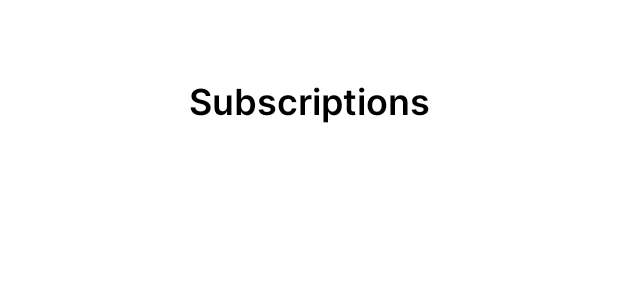
After one commit to karateka-git/subscriptions-manager, an Android app: the layout fragment_subscriptions_list.xml on its own in the app's theme, with its tools: preview values and no code run, on a phone screen of 412 x 824 dp. The commit adds this screen. Shown: the top 300 px of the screen. Run offline under Robolectric (Android 15) with nearby library versions, the phone set to English and light mode, and no system bars.

Commit message:
added fonts

```diff
--- a/app/app/src/main/java/com/vlatrof/subscriptionsmanager/presentation/screens/subscriptionslist/SubscriptionsListFragment.kt
+++ b/app/app/src/main/java/com/vlatrof/subscriptionsmanager/presentation/screens/subscriptionslist/SubscriptionsListFragment.kt
@@ -1,4 +1,8 @@
 package com.vlatrof.subscriptionsmanager.presentation.screens.subscriptionslist
 
-class SubscriptionsListFragment {
+import androidx.fragment.app.Fragment
+import com.vlatrof.subscriptionsmanager.R
+
+class SubscriptionsListFragment : Fragment(R.layout.fragment_subscriptions_list) {
+
 }
--- /dev/null
+++ b/app/app/src/main/res/layout/fragment_subscriptions_list.xml
@@ -0,0 +1,21 @@
+<?xml version="1.0" encoding="utf-8"?>
+
+<androidx.constraintlayout.widget.ConstraintLayout xmlns:android="http://schemas.android.com/apk/res/android"
+    xmlns:app="http://schemas.android.com/apk/res-auto"
+    android:layout_width="match_parent"
+    android:layout_height="match_parent">
+
+    <TextView
+        android:id="@+id/tv_subscriptions_title"
+        android:layout_width="wrap_content"
+        android:layout_height="wrap_content"
+        android:layout_marginTop="@dimen/screen_title_margin_top"
+        android:fontFamily="@font/inter_semibold"
+        android:text="@string/tv_subscriptions_title_text"
+        android:textColor="@color/black"
+        android:textSize="@dimen/screen_title_text_size"
+        app:layout_constraintLeft_toLeftOf="parent"
+        app:layout_constraintRight_toRightOf="parent"
+        app:layout_constraintTop_toTopOf="parent" />
+
+</androidx.constraintlayout.widget.ConstraintLayout>
--- /dev/null
+++ b/app/app/src/main/res/values/dimens.xml
@@ -0,0 +1,7 @@
+<?xml version="1.0" encoding="utf-8"?>
+<resources>
+
+    <dimen name="screen_title_margin_top">50dp</dimen>
+    <dimen name="screen_title_text_size">24sp</dimen>
+
+</resources>
--- a/app/app/src/main/res/values/strings.xml
+++ b/app/app/src/main/res/values/strings.xml
@@ -1,3 +1,9 @@
 <resources>
+
+    <!-- General -->
     <string name="app_name">Subscriptions Manager</string>
+
+    <!-- Subscriptions list fragment -->
+    <string name="tv_subscriptions_title_text">Subscriptions</string>
+
 </resources>
```
Also changed, not shown: app/app/src/main/res/font/inter_regular.otf (added), app/app/src/main/res/font/inter_semibold.otf (added).
